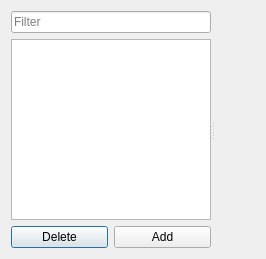
First picture: the form in src/AbookAddressbook/be.contacts.ui, repository jktjkt/trojita, before the edit.
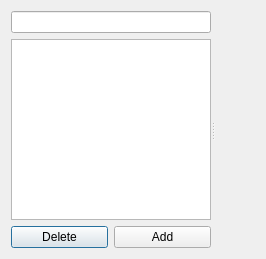
Second picture: the form after the edit.

Commit message: qt: QLineEdit::setPlaceholderText got introduced in Qt 4.7

Patch:
```diff
--- a/src/AbookAddressbook/be.contacts.ui
+++ b/src/AbookAddressbook/be.contacts.ui
@@ -22,11 +22,7 @@
      <widget class="QWidget" name="layoutWidget">
       <layout class="QVBoxLayout" name="verticalLayout">
        <item>
-        <widget class="QLineEdit" name="filter">
-         <property name="placeholderText">
-          <string>Filter</string>
-         </property>
-        </widget>
+        <widget class="QLineEdit" name="filter"/>
        </item>
        <item>
         <widget class="QListView" name="contacts">
```
The commit also changes 1 other file.
